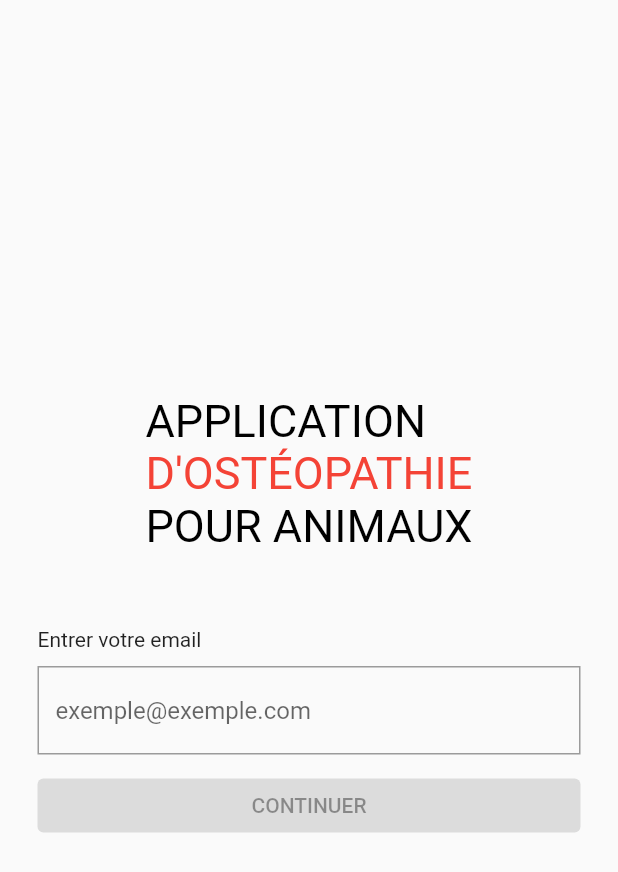
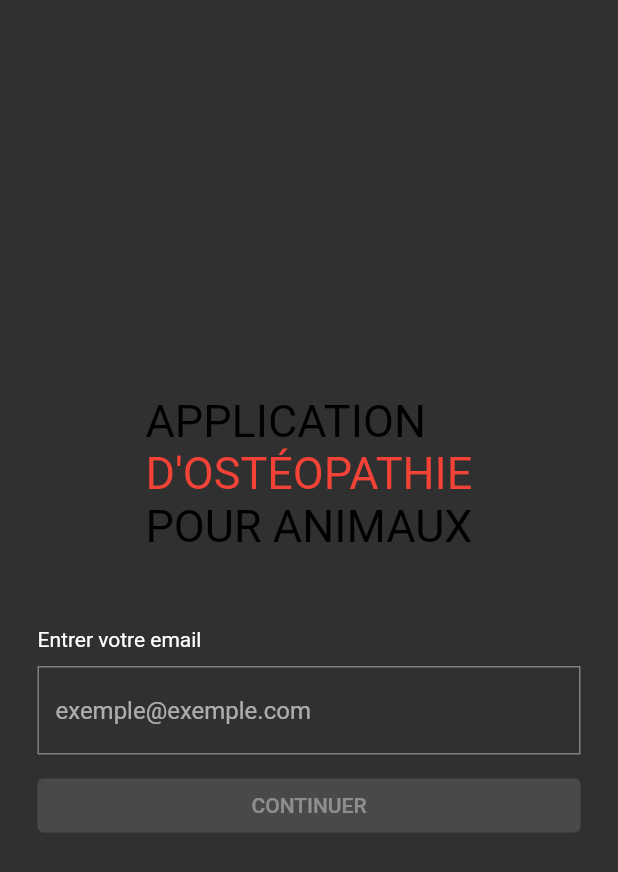
Before and after one commit to LancelotDucoeur/osteoapp, a Flutter app: the screen it shows after launch, on a phone screen of 412 x 824 dp. Shown: the top 872 px of the screen. Run offline on Flutter 3.47's test engine with Material 2 defaults, Android fonts, the phone set to English and light mode, and no system bars; our stand-ins replace adaptive_theme, firebase_auth, firebase_core, flutter_colorpicker, google_maps_flutter, location and 2 more; missing offline and left inert: syncfusion_localizations; accounts and stored records are empty.

Commit message:
divers (dark mode)

```diff
--- a/lib/main.dart
+++ b/lib/main.dart
@@ -1,8 +1,11 @@
+import 'package:adaptive_theme/adaptive_theme.dart';
 import 'package:firebase_core/firebase_core.dart';
 import 'package:flutter/material.dart';
+import 'package:flutter_localizations/flutter_localizations.dart';
 import 'package:osteoapp/screens/Home.dart';
 import 'package:osteoapp/screens/guest/Guest.dart';
 import 'package:osteoapp/screens/services/UserService.dart';
+import 'package:syncfusion_localizations/syncfusion_localizations.dart';
 
 void main() async {
   WidgetsFlutterBinding.ensureInitialized();
@@ -18,6 +21,25 @@ class App extends StatelessWidget {
   @override
   Widget build(BuildContext context) {
     return MaterialApp(
+      theme: ThemeData(
+        brightness: Brightness.light,
+        primaryColor: Colors.white,
+        appBarTheme: AppBarTheme(color: Colors.blue),
+      ),
+      darkTheme: ThemeData(
+        brightness: Brightness.dark,
+        primaryColor: Colors.black,
+        appBarTheme: AppBarTheme(color: Colors.red),
+      ),
+      themeMode: ThemeMode.dark,
+      localizationsDelegates: [
+        GlobalMaterialLocalizations.delegate,
+        GlobalWidgetsLocalizations.delegate,
+      ],
+      supportedLocales: [
+        const Locale('fr'),
+      ],
+      locale: const Locale('fr'),
       debugShowCheckedModeBanner: false,
       title: 'osteoapp',
       home: StreamBuilder(
--- a/pubspec.yaml
+++ b/pubspec.yaml
@@ -30,6 +30,9 @@ dependencies:
   flutter:
     sdk: flutter
 
+  flutter_localizations:
+    sdk: flutter
+
   firebase_auth: ^3.3.18
 
 
@@ -42,6 +45,9 @@ dependencies:
   flutter_colorpicker: ^1.0.3
   google_maps_flutter: ^2.1.8
   location: ^4.2.0
+  syncfusion_localizations: ^20.2.38
+  adaptive_theme: ^3.1.0
+  provider: ^6.0.3
 
 
 
```
Also changed, not shown: lib/screens/Home.dart (+5 -3 lines), lib/screens/animal/HorseDetails.dart (+13 -4 lines), lib/screens/client/AddClient.dart (+4 -4 lines), lib/screens/client/Clients.dart (+4 -4 lines), lib/screens/maps/Maps.dart (+4 -4 lines), lib/screens/planning/AddMeeting.dart (+8 -6 lines), lib/screens/planning/Planning.dart (+5 -4 lines), lib/screens/settings/Settings.dart (+16 -5 lines), lib/shapes/horse/headHorse.dart (+15 -0 lines), pubspec.lock, 1 other file.
